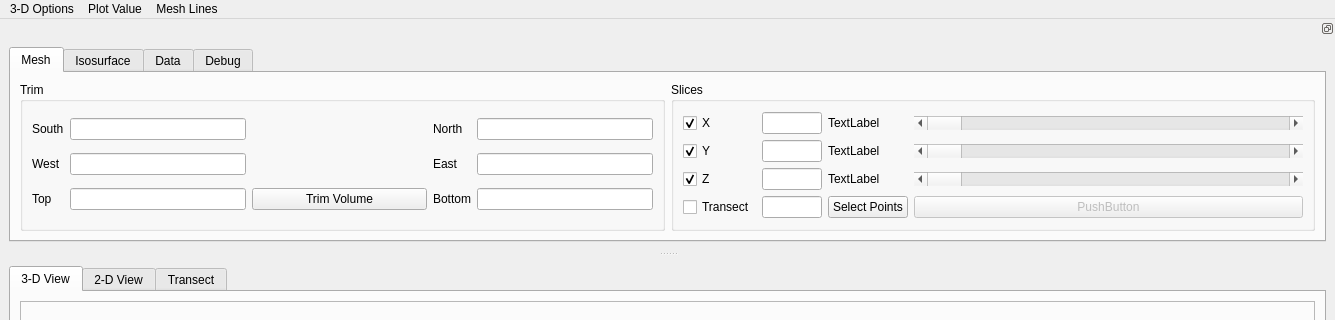
Above: pyMT/ModelGUI/model_viewer.ui from eroots/pyMT before the change; both pictures show x 0 to 1335 and y 0 to 320 of the 1335 by 854 pixel window. Below: the same form after it.
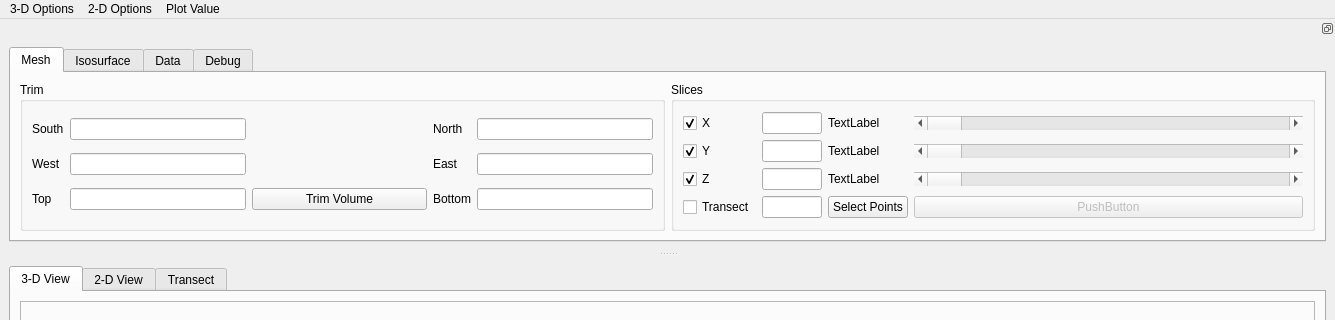
That is the form after the change.

Commit message: Fixing some bugs and adding some plot features

Patch:
```diff
--- a/pyMT/ModelGUI/model_viewer.ui
+++ b/pyMT/ModelGUI/model_viewer.ui
@@ -654,7 +654,7 @@
    </widget>
    <widget class="QMenu" name="menuMesh_Lines">
     <property name="title">
-     <string>Mesh Lines</string>
+     <string>2-D Options</string>
     </property>
     <addaction name="meshOn"/>
     <addaction name="meshOff"/>
@@ -671,8 +671,8 @@
     <addaction name="action_plot_rho_yz"/>
    </widget>
    <addaction name="menuView"/>
-   <addaction name="menuPlot_Value"/>
    <addaction name="menuMesh_Lines"/>
+   <addaction name="menuPlot_Value"/>
   </widget>
   <action name="viewXY">
    <property name="text">
```
Left out of the diff: 53 changed lines with no effect on the pictures. The commit also changes 7 other files.
